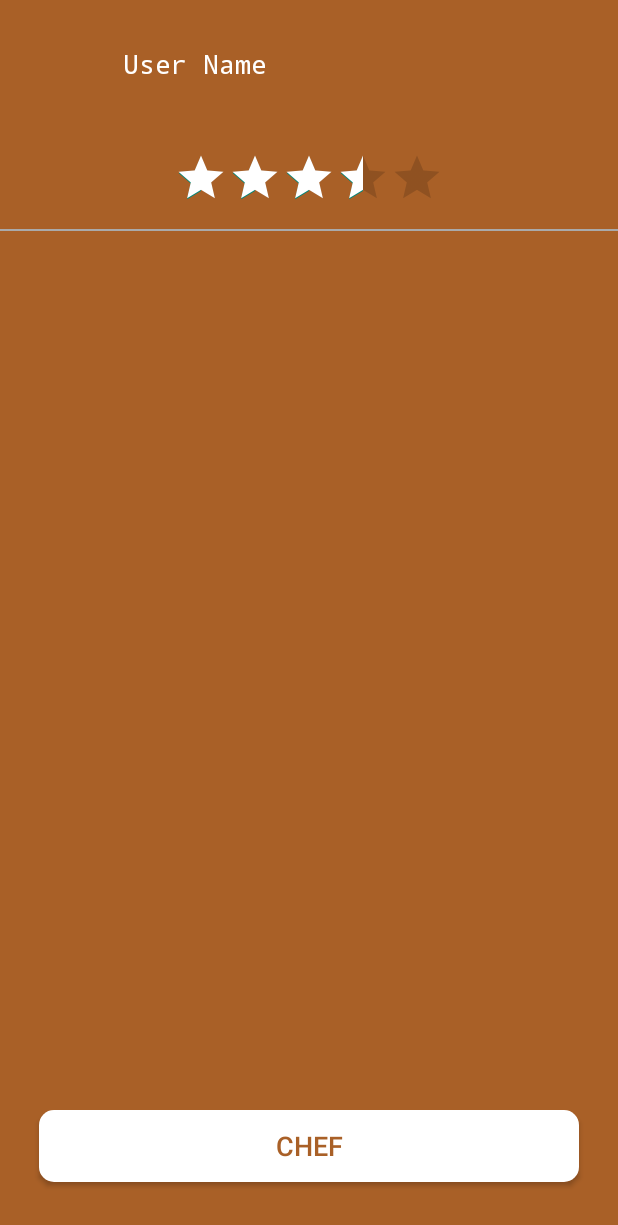
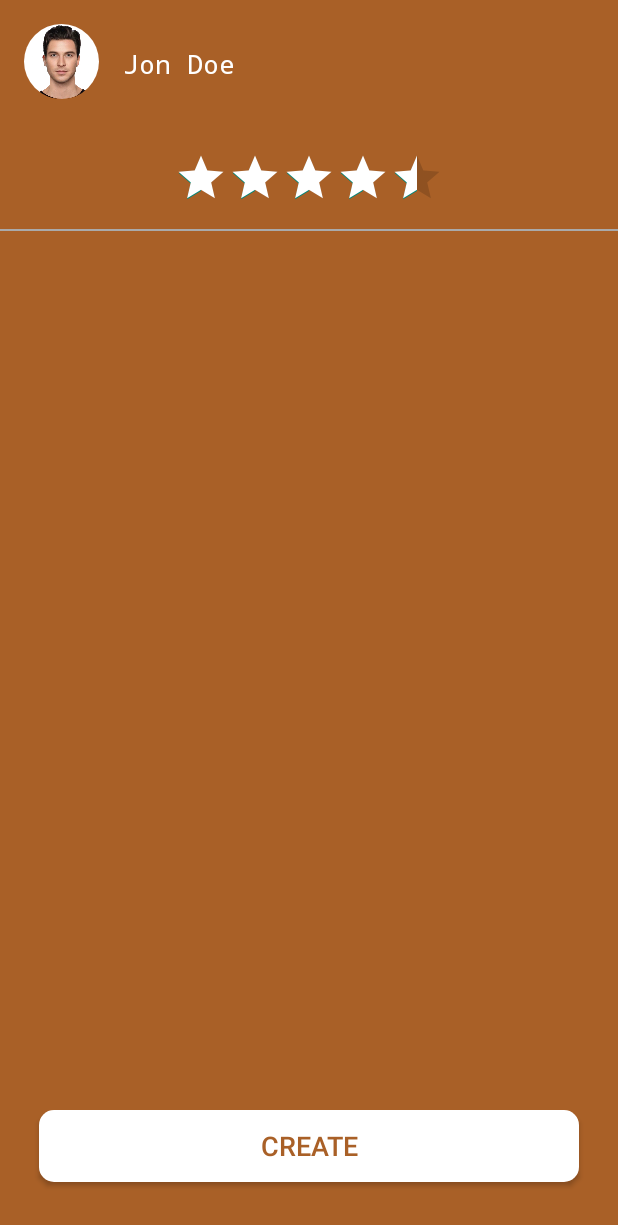
Before and after one commit to lilbig/swlau18, an Android app: the fragment ProfileFragment placed in its activity, on a phone screen of 412 x 824 dp. Shown: the top 1225 px of the screen. Run offline under Robolectric (Android 15) with nearby library versions, the phone set to English and light mode, and no system bars; our stand-ins replace CircleImageView.

Commit message:
UPDATED: profile view with styling

```diff
--- a/androidapp/app/build.gradle
+++ b/androidapp/app/build.gradle
@@ -31,4 +31,5 @@
     androidTestImplementation 'com.android.support.test:runner:0.5'
     androidTestImplementation 'com.android.support.test.espresso:espresso-core:2.2.2'
     compile 'org.osmdroid:osmdroid-android:6.0.1'
+    compile 'de.hdodenhof:circleimageview:1.2.1'
 }
--- a/androidapp/app/src/main/java/com/alvaroartieda/foodies/fragments/ProfileFragment.java
+++ b/androidapp/app/src/main/java/com/alvaroartieda/foodies/fragments/ProfileFragment.java
@@ -1,12 +1,21 @@
 package com.alvaroartieda.foodies.fragments;
 
 import android.app.Fragment;
+import android.content.SharedPreferences;
 import android.os.Bundle;
 import android.view.LayoutInflater;
 import android.view.View;
 import android.view.ViewGroup;
+import android.widget.Button;
+import android.widget.RatingBar;
+import android.widget.TextView;
 
 import com.alvaroartieda.foodies.R;
+import com.alvaroartieda.foodies.map.MapFragment;
+
+import java.util.Random;
+
+import static android.content.Context.MODE_PRIVATE;
 
 /**
  * Created by alvaroartieda on 24.02.18.
@@ -14,7 +23,15 @@
 
 public class ProfileFragment extends Fragment {
 
+    private final String MY_PREFERENCES = "My Preferennces";
+    private final String ALREADY_USER = "already_user";
+    private final String USER = "user";
+    private final String DESCRIPTION = "description";
+    private final String PROFILE_TYPE = "profile_type";
 
+    private Button proceedBtn;
+    private TextView userNameTxt;
+    private RatingBar ratingBar;
 
     public static ProfileFragment newInstance() {
         ProfileFragment fragment = new ProfileFragment();
@@ -25,6 +42,24 @@
     public View onCreateView(LayoutInflater inflater, ViewGroup container, Bundle savedInstanceState) {
         View view = inflater.inflate(R.layout.layout_profile, container, false);
 
+        proceedBtn = view.findViewById(R.id.proceedWithOrder);
+        userNameTxt = view.findViewById(R.id.userNameTxt);
+        ratingBar = view.findViewById(R.id.ratingBar);
+
+        SharedPreferences prefs = getActivity().getSharedPreferences(MY_PREFERENCES, MODE_PRIVATE);
+
+        userNameTxt.setText(prefs.getString(USER,"Jon Doe"));
+        ratingBar.setRating(3.0f + new Random().nextInt(50) / 25.0f);
+
+        if(prefs.getString(PROFILE_TYPE,"C").equals("C")){
+            proceedBtn.setText("CREATE");
+            proceedBtn.setOnClickListener(viewBtn ->
+                    getFragmentManager().beginTransaction().replace(R.id.fragmentContainer, SpecialityFragment.newInstance()).commit());
+        }else{
+            proceedBtn.setText("ORDER");
+            proceedBtn.setOnClickListener(viewBtn ->
+                    getFragmentManager().beginTransaction().replace(R.id.fragmentContainer, MapFragment.newInstance()).commit());
+        }
 
         return view;
     }
--- a/androidapp/app/src/main/res/layout/layout_profile.xml
+++ b/androidapp/app/src/main/res/layout/layout_profile.xml
@@ -1,7 +1,8 @@
 <?xml version="1.0" encoding="utf-8"?>
-<RelativeLayout
-    xmlns:android="http://schemas.android.com/apk/res/android" android:layout_width="match_parent"
+<RelativeLayout xmlns:android="http://schemas.android.com/apk/res/android"
+    android:layout_width="match_parent"
     android:layout_height="match_parent"
+    xmlns:app="http://schemas.android.com/apk/res-auto"
     android:background="@color/light_brown">
 
     <LinearLayout
@@ -10,15 +11,18 @@
         android:layout_height="wrap_content">
 
 
-            <ImageView
+            <de.hdodenhof.circleimageview.CircleImageView
                 android:id="@+id/profilePic"
                 android:layout_width="50dp"
                 android:layout_height="50dp"
-                android:layout_margin="@dimen/fab_margin"/>
+                android:layout_margin="@dimen/fab_margin"
+                android:src="@drawable/picture_profile"
+                />
 
 
 
         <TextView
+            android:id="@+id/userNameTxt"
             android:layout_width="wrap_content"
             android:layout_height="wrap_content"
             android:layout_marginTop="30dp"
@@ -78,7 +82,7 @@
         android:layout_height="wrap_content"
         android:layout_margin="10dp"
         android:layout_weight="1"
-        android:id="@+id/button_chef"
+        android:id="@+id/proceedWithOrder"
         android:background="@drawable/mybutton"
         android:textColor="@color/light_brown"
         android:text="CHEF"
```
Also changed, not shown: androidapp/app/src/main/res/drawable/circle_profile.xml (added, +7 -0 lines), 1 other file.
